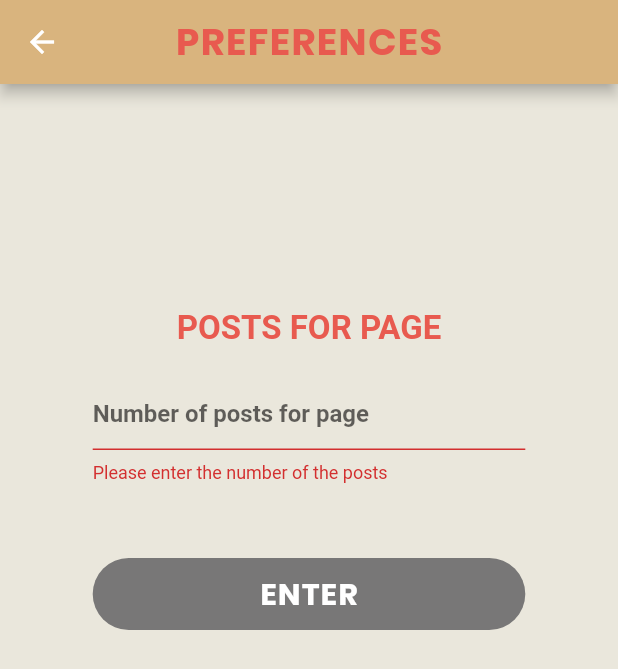
After one commit to teddyedo/Microblog-mobile, a Flutter app: the Preferences screen opened by its route, after a tap on "ENTER", on a phone screen of 412 x 824 dp. The commit adds this screen. Shown: the top 669 px of the screen. Run offline on Flutter 3.47's test engine with Material 2 defaults, Android fonts, the light colour scheme and no system bars; missing offline and left inert: dbcrypt; accounts and stored records are empty.

Commit message:
Implemented the possibility to choose the pageSize

```diff
--- a/lib/main.dart
+++ b/lib/main.dart
@@ -5,6 +5,7 @@ import 'package:microblog/pages/home.dart';
 import 'package:microblog/pages/login.dart';
 import 'package:microblog/pages/logout.dart';
 import 'package:microblog/pages/postList.dart';
+import 'package:microblog/pages/preferences.dart';
 import 'package:microblog/pages/registration.dart';
 import 'package:microblog/pages/settings.dart';
 
@@ -15,6 +16,7 @@ void main() => runApp(MaterialApp(
     '/': (context) => Settings(),
     '/home': (context) => Home(),
     '/home/registration': (context) => Registration(),
+    '/home/preferences': (context) => Preferences(),
     '/home/login': (context) => Login(),
     '/home/logout': (context) => Logout(),
     '/posts': (context) => PostList(),
--- a/lib/pages/postList.dart
+++ b/lib/pages/postList.dart
@@ -55,7 +55,7 @@ class _PostListState extends State<PostList> {
                     Icons.settings,
                   ),
                   onPressed:(){
-                    Navigator.popAndPushNamed(context, "/");
+                    Navigator.popAndPushNamed(context, "/home/preferences");
                   }
               )
             ],
--- /dev/null
+++ b/lib/pages/preferences.dart
@@ -0,0 +1,143 @@
+import 'dart:convert';
+
+import 'package:flutter/cupertino.dart';
+import 'package:flutter/material.dart';
+import 'package:flutter/services.dart';
+import 'package:microblog/model/Post.dart';
+import 'package:microblog/services/PostServices.dart';
+import 'package:microblog/services/UserServices.dart';
+
+class Preferences extends StatefulWidget {
+  @override
+  _PreferencesState createState() => _PreferencesState();
+}
+
+class _PreferencesState extends State<Preferences> {
+
+  final _settingsFormKey = GlobalKey<FormState>();
+  TextEditingController pageController = new TextEditingController();
+
+
+
+  @override
+  Widget build(BuildContext context) {
+    return Scaffold(
+        backgroundColor: Color.fromRGBO(234, 231, 220, 1),
+        appBar: AppBar(
+          title: Text(
+            'PREFERENCES',
+            style: TextStyle(
+                color: Color.fromRGBO(232, 90, 79, 1),
+                fontSize: 25,
+                fontFamily: 'Poppins',
+                letterSpacing: 1.0,
+                fontWeight: FontWeight.bold
+            ),
+          ),
+          backgroundColor: Color.fromRGBO(217, 180, 126, 1),
+          centerTitle: true,
+        ),
+        body: SingleChildScrollView(
+          child: Row(
+            children: <Widget>[
+              Expanded(child: SizedBox(),
+                flex: 3,),
+              Expanded(
+                flex: 14,
+                child: Form(
+                  key: _settingsFormKey,
+                  child: Column(
+                    mainAxisAlignment: MainAxisAlignment.center,
+                    crossAxisAlignment: CrossAxisAlignment.stretch,
+                    children: <Widget>[
+                      SizedBox(height: 150,),
+                      Text(
+                        'POSTS FOR PAGE',
+                        textAlign: TextAlign.center,
+                        style: TextStyle(
+                            color: Color.fromRGBO(232, 90, 79, 1),
+                            fontFamily: 'Roboto',
+                            fontSize: 22,
+                            fontWeight: FontWeight.bold
+                        ),
+                      ),
+                      SizedBox(height: 20),
+                      TextFormField(
+                        inputFormatters: [LengthLimitingTextInputFormatter(2)],
+                        keyboardType: TextInputType.number,
+                        controller: pageController,
+                        decoration: InputDecoration(
+                            hintText: 'Number of posts for page',
+                            focusedBorder: new UnderlineInputBorder(
+                                borderSide: new BorderSide(
+                                    color: Color.fromRGBO(232, 90, 79, 1)
+                                )
+                            )
+                        ),
+                        validator: (value) {
+                          if (value.isEmpty) {
+                            return 'Please enter the number of the posts';
+                          }
+                          return null;
+                        },
+                        style: TextStyle(
+                          fontFamily: 'Roboto',
+                          fontWeight: FontWeight.bold,
+                          color: Color.fromRGBO(120, 119, 119, 1),
+                        ),
+                      ),
+                      SizedBox(height: 50,),
+                      FloatingActionButton.extended(
+                        elevation: 0,
+                        onPressed: () async {
+                          if(_settingsFormKey.currentState.validate()){
+
+                            UserServices.pageSize = pageController.text;
+
+                            String postListJson = await UserServices.getPosts();
+                            Map<String, dynamic> posts = json.decode(postListJson);
+
+                            String nextPage = "";
+                            String prevPage = "";
+
+
+                            if(posts["_links"].containsKey("next"))
+                              nextPage = posts["_links"]["next"]["href"];
+
+
+                            if(posts["_links"].containsKey("prev"))
+                              prevPage = posts["_links"]["prev"]["href"];
+
+                            List<Post> postList = await PostServices.getPostsFormatted(posts);
+                            Navigator.pushNamed(
+                                context,
+                                '/posts',
+                                arguments: {'postList': postList, 'next': nextPage, 'prev': prevPage}
+                            );
+                          }
+                        },
+                        backgroundColor: Color.fromRGBO(120, 119, 119, 1),
+                        label: Text(
+                          'ENTER',
+                          style: TextStyle(
+                            fontFamily: 'Poppins',
+                            color: Colors.white,
+                            fontWeight: FontWeight.bold,
+                            letterSpacing: 1.0,
+                            fontSize: 20,
+                          ),
+                        ),
+                        heroTag: 'loginbtn',
+                      ),
+                    ],
+                  ),
+                ),
+              ),
+              Expanded(child: SizedBox(),
+                flex: 3,)
+            ],
+          ),
+        )
+    );
+  }
+}
```
